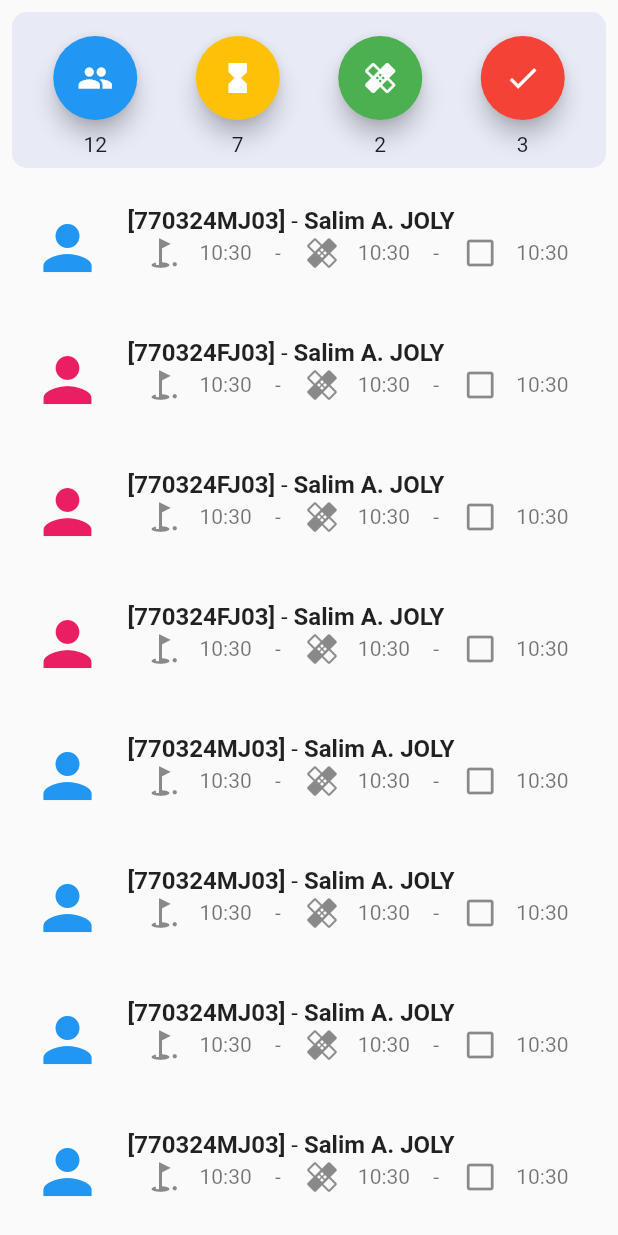
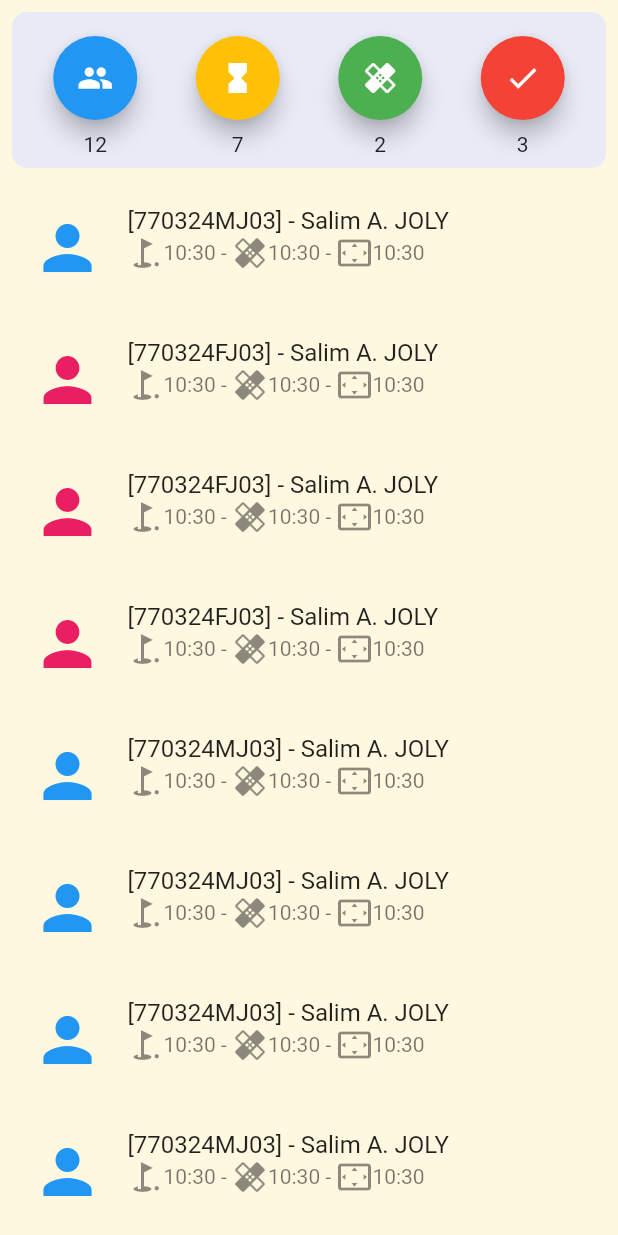
Before and after one commit to SalimBXL/anam, a Flutter app: the Dashboard widget shown alone on an empty page, opened directly, on a phone screen of 412 x 824 dp. Run offline on Flutter 3.47's test engine with Material 2 defaults, Android fonts, the phone set to English and light mode, and no system bars; our stand-ins replace font_awesome_flutter, rflutter_alert.

Commit message:
modif widgets et ajout fonts

```diff
--- a/lib/classes/patient.dart
+++ b/lib/classes/patient.dart
@@ -3,9 +3,10 @@ import 'package:flutter/material.dart';
 enum PatientStatus { all, todo, active, done }
 
 Map<PatientStatus, Color> patientStatusColor = {
-  PatientStatus.todo: Color(0xFFFFC107),
-  PatientStatus.active: Color(0xFF4CAF50),
-  PatientStatus.done: Color(0xFFF44336)
+  PatientStatus.all: Colors.blue,
+  PatientStatus.todo: Colors.amber,
+  PatientStatus.active: Colors.green,
+  PatientStatus.done: Colors.red
 };
 
 Map<PatientStatus, Icon> patientStatusIcon = {
@@ -16,6 +17,12 @@ Map<PatientStatus, Icon> patientStatusIcon = {
 };
 
 class Patient {
+  Patient(this._npp, this._fullname, this._status) {
+    _npp.substring(6, 7).toUpperCase() == "M"
+        ? this._isMale = true
+        : this._isMale = false;
+  }
+
   String _npp;
   String _fullname;
   PatientStatus _status;
@@ -27,15 +34,12 @@ class Patient {
   DateTime _cameraTimeScheduled = DateTime.now();
   DateTime _cameraTimeReal;
 
-  Patient(this._npp, this._fullname, this._status) {
-    _npp.substring(6, 7).toUpperCase() == "M"
-        ? this._isMale = true
-        : this._isMale = false;
-  }
+  String get npp => this._npp;
 
-  String get npp => this._npp;
   String get fullname => this._fullname;
+
   PatientStatus get status => this._status;
+
   bool get isMale => this._isMale;
 
   DateTime get accueilTime {
--- a/lib/screens/dashboard.dart
+++ b/lib/screens/dashboard.dart
@@ -1,8 +1,8 @@
+import 'package:anam/classes/patient.dart';
 import 'package:anam/classes/patients_of_the_day.dart';
+import 'package:anam/widgets/dashboard_button.dart';
+import 'package:anam/widgets/patients_list.dart';
 import 'package:flutter/material.dart';
-import 'package:anam/widgets/patients_list.dart';
-import 'package:anam/widgets/dashboard_button.dart';
-import 'package:anam/classes/patient.dart';
 
 PatientsOfTheDay patients = PatientsOfTheDay();
 
@@ -29,7 +29,7 @@ class _DashboardState extends State<Dashboard> {
             mainAxisSize: MainAxisSize.max,
             mainAxisAlignment: MainAxisAlignment.spaceAround,
             children: <Widget>[
-              dashboardButton(
+              DashboardButton(
                 listLength: (patients
                         .getPatientsWithStatus(PatientStatus.todo)
                         .length +
@@ -45,9 +45,11 @@ class _DashboardState extends State<Dashboard> {
                 },
                 status: PatientStatus.all,
               ),
-              dashboardButton(
+              DashboardButton(
                 listLength:
-                    patients.getPatientsWithStatus(PatientStatus.todo).length,
+                patients
+                    .getPatientsWithStatus(PatientStatus.todo)
+                    .length,
                 color: patientStatusColor[PatientStatus.todo],
                 action: () {
                   setState(() {
@@ -56,9 +58,11 @@ class _DashboardState extends State<Dashboard> {
                 },
                 status: PatientStatus.todo,
               ),
-              dashboardButton(
+              DashboardButton(
                 listLength:
-                    patients.getPatientsWithStatus(PatientStatus.active).length,
+                patients
+                    .getPatientsWithStatus(PatientStatus.active)
+                    .length,
                 color: patientStatusColor[PatientStatus.active],
                 action: () {
                   setState(() {
@@ -67,10 +71,12 @@ class _DashboardState extends State<Dashboard> {
                 },
                 status: PatientStatus.active,
               ),
-              dashboardButton(
+              DashboardButton(
                 // PATIENTS DONE
                 listLength:
-                    patients.getPatientsWithStatus(PatientStatus.done).length,
+                patients
+                    .getPatientsWithStatus(PatientStatus.done)
+                    .length,
                 color: patientStatusColor[PatientStatus.done],
                 action: () {
                   setState(() {
@@ -82,7 +88,7 @@ class _DashboardState extends State<Dashboard> {
             ],
           ),
         ),
-        Expanded(child: patientsList(context, patients.statusToShow)),
+        Expanded(child: PatientList(status: patients.statusToShow)),
       ],
     );
   }
--- a/lib/widgets/dashboard_button.dart
+++ b/lib/widgets/dashboard_button.dart
@@ -1,23 +1,31 @@
 import 'package:anam/classes/patient.dart';
 import 'package:flutter/material.dart';
 
-Column dashboardButton(
-    {int listLength, Color color, Function action, PatientStatus status}) {
+class DashboardButton extends StatelessWidget {
+  DashboardButton({this.listLength, this.color, this.action, this.status});
+
+  final int listLength;
+  final Color color;
+  final Function action;
+  final PatientStatus status;
+
+  Widget build(BuildContext context) {
     return Column(
       children: <Widget>[
         Padding(
           padding: const EdgeInsets.all(8.0),
           child: FloatingActionButton(
-          onPressed: action,
-          child: patientStatusIcon[status],
-          backgroundColor: color,
+            onPressed: this.action,
+            child: patientStatusIcon[this.status],
+            backgroundColor: this.color,
             foregroundColor: Colors.white,
           ),
         ),
         Text(
-        '$listLength',
+          '${this.listLength}',
           style: TextStyle(),
         ),
       ],
     );
   }
+}
--- a/lib/widgets/patient_list_tile.dart
+++ b/lib/widgets/patient_list_tile.dart
@@ -1,27 +1,34 @@
+import 'package:anam/classes/patient.dart';
 import 'package:anam/main.dart';
-import 'package:anam/screens/patient_sheet.dart';
 import 'package:flutter/material.dart';
-import 'package:anam/classes/patient.dart';
 import 'package:rflutter_alert/rflutter_alert.dart';
 
-ListTile patientListTile(BuildContext context, Patient patient) {
+const double iconSize = 48;
+const Color iconColorMale = Colors.blue;
+const Color iconColorFemale = Colors.pink;
+
+class PatientListTile extends StatelessWidget {
+  PatientListTile({@required this.patient});
+
+  final Patient patient;
+
+  @override
+  Widget build(BuildContext context) {
     return ListTile(
       leading: Icon(
         Icons.person,
-      size: 48,
-      color: patient.isMale ? Colors.blue : Colors.pink,
+        size: iconSize,
+        color: patient.isMale ? iconColorMale : iconColorFemale,
       ),
-    title: patientNameLine(patient),
+      title: Text(
+        '[${patient.npp}] - ${patient.fullname}',
+      ),
       subtitle: patientDataLine(patient),
       isThreeLine: true,
-    onTap: () {
-      Navigator.push(
-        context,
-        MaterialPageRoute(builder: (context) => PatientSheet()),
-      );
-    },
+      onTap: () {},
       onLongPress: () => alertBox(context, patient).show(),
     );
+  }
 }
 
 Alert alertBox(BuildContext context, Patient patient) {
@@ -40,8 +47,6 @@ String formatTime(DateTime time) =>
 
 Row patientDataLine(Patient patient) {
   return Row(
-    mainAxisAlignment: MainAxisAlignment.spaceEvenly,
-    mainAxisSize: MainAxisSize.max,
     children: <Widget>[
       Icon(Icons.golf_course),
       Text('${formatTime(patient.accueilTime)}'),
@@ -49,24 +54,8 @@ Row patientDataLine(Patient patient) {
       Icon(Icons.healing),
       Text('${formatTime(patient.injectionTime)}'),
       Text(' - '),
-      Icon(Icons.check_box_outline_blank),
+      Icon(Icons.settings_overscan),
       Text('${formatTime(patient.cameraTime)}'),
     ],
   );
 }
-
-Row patientNameLine(Patient patient) {
-  return Row(
-    children: <Widget>[
-      Text(
-        '[${patient.npp}]',
-        style: TextStyle(fontWeight: FontWeight.bold),
-      ),
-      Text(' - '),
-      Text(
-        '${patient.fullname}',
-        style: TextStyle(fontWeight: FontWeight.bold),
-      ),
-    ],
-  );
-}
--- a/lib/widgets/patients_list.dart
+++ b/lib/widgets/patients_list.dart
@@ -1,18 +1,23 @@
+import 'package:anam/classes/patient.dart';
 import 'package:anam/screens/dashboard.dart';
+import 'package:anam/widgets/patient_list_tile.dart';
 import 'package:flutter/material.dart';
-import 'package:anam/classes/patient.dart';
-import 'package:anam/widgets/patient_list_tile.dart';
 
-// patientStatusColor[patientsList[index].status].withAlpha(50)
+const double padding = 5;
 
-ListView patientsList(BuildContext context, PatientStatus status) {
-  List<Patient> patientsList = patients.getPatientsWithStatus(status);
+class PatientList extends StatelessWidget {
+  PatientList({@required this.status});
 
-  return ListView.builder(
-    padding: const EdgeInsets.all(5),
-    itemCount: patientsList.length,
-    itemBuilder: (BuildContext context, int index) {
-      return patientListTile(context, patientsList[index]);
-    },
-  );
+  final PatientStatus status;
+
+  @override
+  Widget build(BuildContext context) {
+    List<Patient> _patientsList = patients.getPatientsWithStatus(this.status);
+    return ListView.builder(
+      padding: const EdgeInsets.all(padding),
+      itemCount: _patientsList.length,
+      itemBuilder: (BuildContext context, int index) =>
+          PatientListTile(patient: _patientsList[index]),
+    );
+  }
 }
--- a/pubspec.yaml
+++ b/pubspec.yaml
@@ -23,6 +23,7 @@ dependencies:
   # The following adds the Cupertino Icons font to your application.
   # Use with the CupertinoIcons class for iOS style icons.
   cupertino_icons: ^0.1.2
+  font_awesome_flutter: ^8.10.0
 
   # Dialog Box Tool
   rflutter_alert: ^1.0.2
```
Also changed, not shown: lib/main.dart (+25 -6 lines), lib/screens/injection.dart (+18 -32 lines), lib/screens/patient_details.dart (+53 -52 lines), lib/screens/patient_sheet.dart (+35 -131 lines), lib/widgets/button_ok.dart (added, +19 -0 lines), lib/widgets/card_bloc.dart (added, +25 -0 lines), lib/widgets/section_title.dart (deleted, +0 -13 lines), lib/widgets/title_section.dart (added, +12 -0 lines), pubspec.lock, 2 other files. Lines whose indentation alone changed are shown as unchanged.
